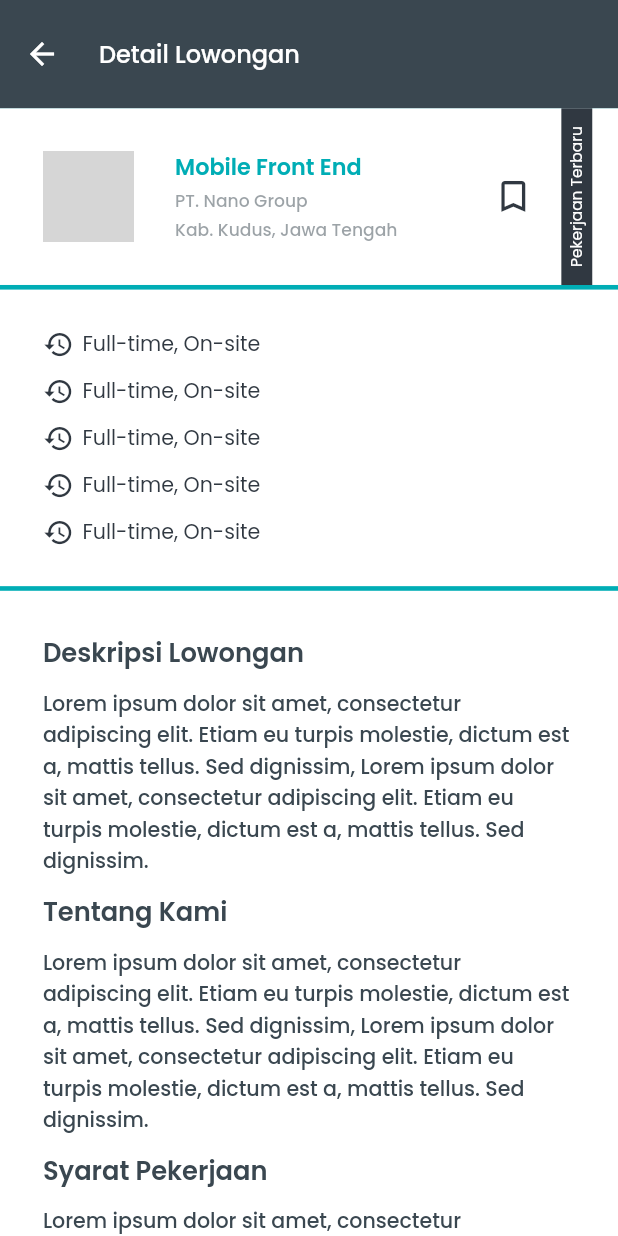
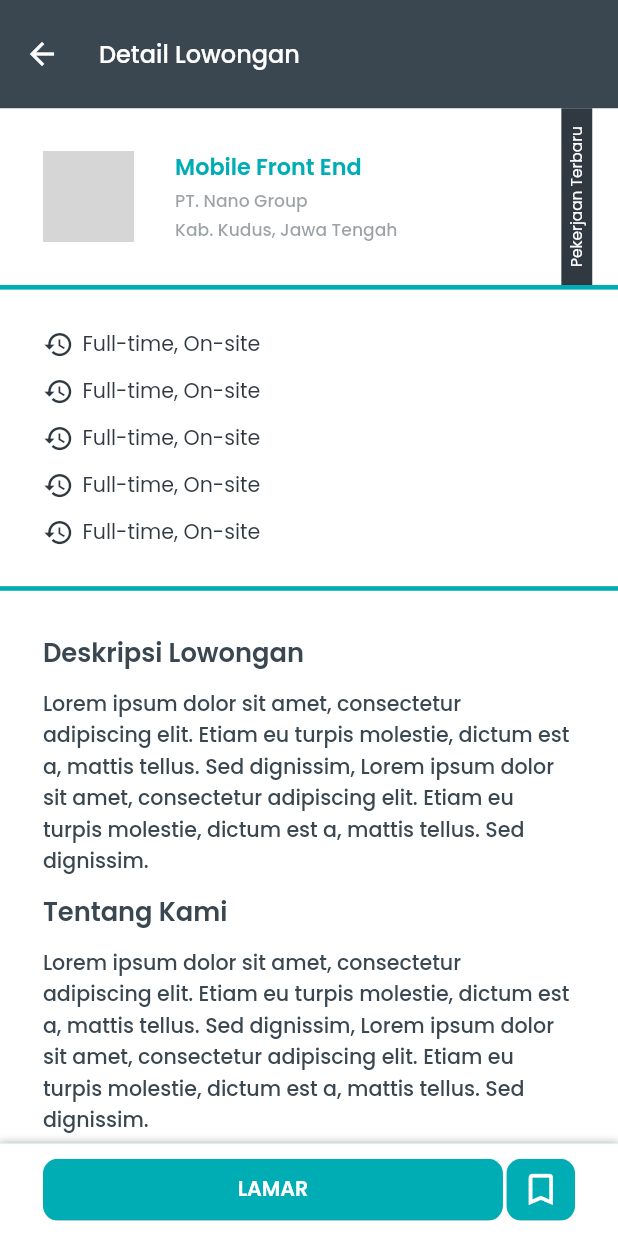
Before and after one commit to FirdanAz/CariIn-Dinacom, a Flutter app: the DetailPage screen opened directly, on a phone screen of 412 x 824 dp. Run offline on Flutter 3.47's test engine with Material 2 defaults, Android fonts, the phone set to English and light mode, and no system bars; our stand-ins replace cloud_firestore, convex_bottom_bar, firebase_auth, firebase_core, flutter_screenutil, flutter_signin_button and 3 more; accounts and stored records are empty; network calls fail; grey boxes are pictures that could not be loaded.

Commit message:
style: [JG] added lamar button

```diff
--- a/lib/ui/detail/detail.dart
+++ b/lib/ui/detail/detail.dart
@@ -24,7 +24,6 @@ class DetailPage extends StatelessWidget {
             backgroundColor: ColorApp.secondaryColor,
             floating: true,
             snap: true,
-            pinned: true,
           ),
           SliverToBoxAdapter(
             child: Column(
@@ -79,8 +78,6 @@ class DetailPage extends StatelessWidget {
                         ],
                       ),
                       const Spacer(),
-                      const WishlistButton(),
-                      SizedBox(width: 7.w),
                       isNewJob
                           ? RotatedBox(
                               quarterTurns: 3,
@@ -192,6 +189,41 @@ class DetailPage extends StatelessWidget {
           ),
         ],
       ),
+      bottomNavigationBar: BottomAppBar(
+        child: Container(
+          padding: EdgeInsets.symmetric(vertical: 10.h, horizontal: 25.w),
+          decoration: BoxDecoration(
+            color: Colors.white,
+            boxShadow: [
+              BoxShadow(blurRadius: 4, color: Colors.black.withOpacity(0.25)),
+            ],
+          ),
+          child: Row(
+            mainAxisAlignment: MainAxisAlignment.center,
+            children: [
+              ClipRRect(
+                borderRadius: BorderRadius.circular(10),
+                child: SizedBox(
+                  height: 40.h,
+                  width: 268.w,
+                  child: ElevatedButton(
+                    onPressed: () {},
+                    style: ElevatedButton.styleFrom(
+                        backgroundColor: ColorApp.accentColor),
+                    child: Text(
+                      "LAMAR",
+                      style: TextStyle(
+                          fontSize: 12.sp, fontWeight: FontWeight.w600),
+                    ),
+                  ),
+                ),
+              ),
+              SizedBox(width: 2.w),
+              const WishlistButton(isDetailPage: true),
+            ],
+          ),
+        ),
+      ),
     );
   }
 
--- a/lib/ui/widget/wishlist_button.dart
+++ b/lib/ui/widget/wishlist_button.dart
@@ -3,7 +3,8 @@ import 'package:flutter_screenutil/flutter_screenutil.dart';
 import 'package:lowongan_pekerjaan/common/color_app.dart';
 
 class WishlistButton extends StatefulWidget {
-  const WishlistButton({super.key});
+  const WishlistButton({super.key, required this.isDetailPage});
+  final bool isDetailPage;
 
   @override
   State<WishlistButton> createState() => _WishlistButtonState();
@@ -14,13 +15,39 @@ class _WishlistButtonState extends State<WishlistButton> {
 
   @override
   Widget build(BuildContext context) {
-    return IconButton(
+    return widget.isDetailPage
+        ? ClipRRect(
+            borderRadius: BorderRadius.circular(10),
+            child: SizedBox(
+              height: 40.h,
+              width: 40.w,
+              child: ElevatedButton(
                 onPressed: () {
                   setState(() {
                     isOn = !isOn;
                   });
                 },
-      icon: Icon(
+                style: ElevatedButton.styleFrom(
+                  backgroundColor: ColorApp.accentColor,
+                  foregroundColor: Colors.white,
+                  alignment: Alignment.center,
+                  padding: EdgeInsets.all(0.w),
+                ),
+                child: Icon(
+                  isOn ? Icons.bookmark : Icons.bookmark_outline,
+                  size: 24.w,
+                  // color: Colors.white,
+                ),
+              ),
+            ),
+          )
+        : GestureDetector(
+            onTap: () {
+              setState(() {
+                isOn = !isOn;
+              });
+            },
+            child: Icon(
               isOn ? Icons.bookmark : Icons.bookmark_outline,
               size: 24.w,
               color: ColorApp.primaryColor,
```
Also changed, not shown: lib/ui/kotak_masuk/kotak_masuk.dart (+8 -2 lines), lib/ui/kotak_masuk/not_login.dart (added, +42 -0 lines), lib/ui/not_user/not_user_login.dart (+12 -10 lines), lib/ui/not_user/register_user.dart (+49 -28 lines), lib/ui/widget/lowongan_card_horizontal.dart (+7 -1 lines), pubspec.lock. Lines whose indentation alone changed are shown as unchanged.
